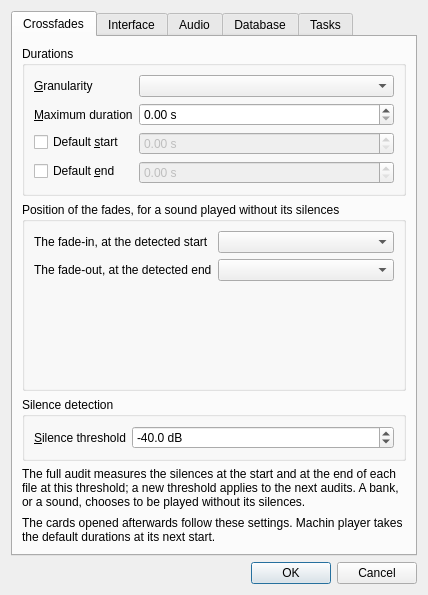
This is src/machincast/interface/ui/preferences.ui in dascritch/machincast as Qt 5 draws it before an edit. The edited form follows.
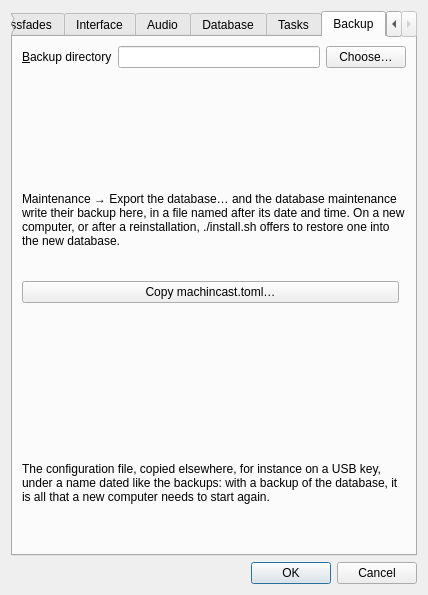
This is the edited form. The open tabs and pages were chosen to show the change.

Commit message: feat(db): export de la base, et réimportation au premier lancement d'install.sh

What changed in the file:
```diff
--- a/src/machincast/interface/ui/preferences.ui
+++ b/src/machincast/interface/ui/preferences.ui
@@ -620,6 +620,93 @@
        </item>
       </layout>
      </widget>
+     <widget class="QWidget" name="backup_page">
+      <attribute name="title">
+       <string>Backup</string>
+      </attribute>
+      <layout class="QVBoxLayout" name="backup_layout">
+       <item>
+        <layout class="QFormLayout" name="backup_form">
+         <item row="0" column="0">
+          <widget class="QLabel" name="backup_directory_caption">
+           <property name="text">
+            <string>&amp;Backup directory</string>
+           </property>
+           <property name="buddy">
+            <cstring>backup_directory</cstring>
+           </property>
+          </widget>
+         </item>
+         <item row="0" column="1">
+          <layout class="QHBoxLayout" name="backup_directory_layout">
+           <item>
+            <widget class="QLineEdit" name="backup_directory"/>
+           </item>
+           <item>
+            <widget class="QPushButton" name="choose_backup_directory">
+             <property name="text">
+              <string>Choose…</string>
+             </property>
+            </widget>
+           </item>
+          </layout>
+         </item>
+        </layout>
+       </item>
+       <item>
+        <widget class="QLabel" name="backup_explanation">
+         <property name="text">
+          <string>Maintenance → Export the database… and the database maintenance write their backup here, in a file named after its date and time. On a new computer, or after a reinstallation, ./install.sh offers to restore one into the new database.</string>
+         </property>
+         <property name="wordWrap">
+          <bool>true</bool>
+         </property>
+        </widget>
+       </item>
+       <item>
+        <layout class="QHBoxLayout" name="copy_configuration_layout">
+         <item>
+          <widget class="QPushButton" name="copy_configuration">
+           <property name="text">
+            <string>Copy machincast.toml…</string>
+           </property>
+          </widget>
+         </item>
+         <item>
+          <spacer name="copy_configuration_space">
+           <property name="orientation">
+            <enum>Qt::Orientation::Horizontal</enum>
+           </property>
+          </spacer>
+         </item>
+        </layout>
+       </item>
+       <item>
+        <widget class="QLabel" name="copy_result">
+         <property name="wordWrap">
+          <bool>true</bool>
+         </property>
+        </widget>
+       </item>
+       <item>
+        <widget class="QLabel" name="copy_explanation">
+         <property name="text">
+          <string>The configuration file, copied elsewhere, for instance on a USB key, under a name dated like the backups: with a backup of the database, it is all that a new computer needs to start again.</string>
+         </property>
+         <property name="wordWrap">
+          <bool>true</bool>
+         </property>
+        </widget>
+       </item>
+       <item>
+        <spacer name="backup_space">
+         <property name="orientation">
+          <enum>Qt::Orientation::Vertical</enum>
+         </property>
+        </spacer>
+       </item>
+      </layout>
+     </widget>
     </widget>
    </item>
    <item>
```
The commit also changes 40 other files.
